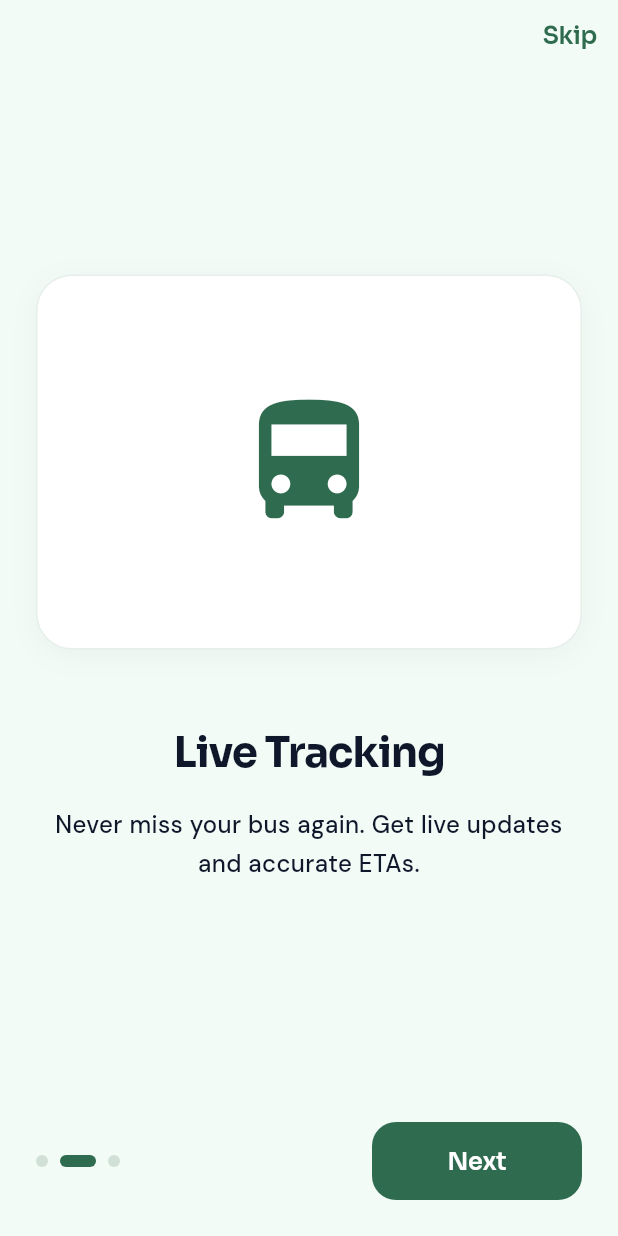
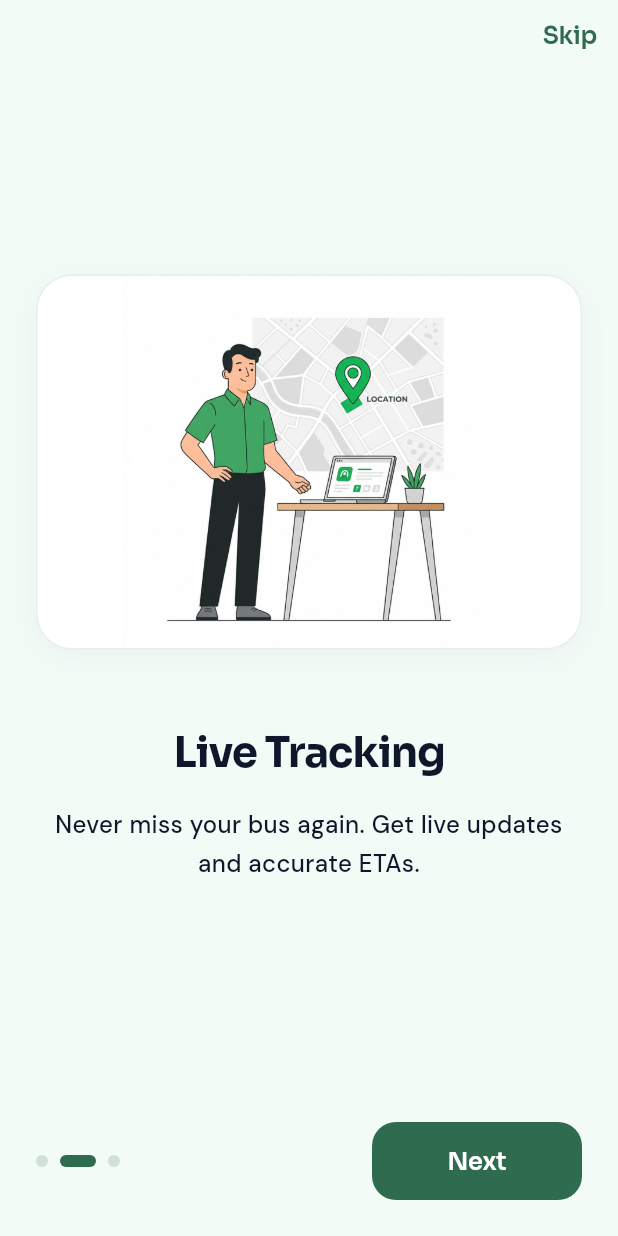
Before and after one commit to Sivasai2207/Halo-Bus, a Flutter app: the screen it shows after launch, swiped to page 2, on a phone screen of 412 x 824 dp. Run offline on Flutter 3.47's test engine with Material 3 defaults, Android fonts, the phone set to English and light mode, and no system bars; our stand-ins replace cloud_firestore, dio, firebase_auth, firebase_core, firebase_messaging, flutter_local_notifications and 8 more; missing offline and left inert: flutter_background_service, maplibre_gl; accounts and stored records are empty.

Commit message:
fix(mobile): restore onboarding, icons, and stable firebase config while keeping OTP features

```diff
--- a/mobile/lib/features/onboarding/screens/onboarding_screen.dart
+++ b/mobile/lib/features/onboarding/screens/onboarding_screen.dart
@@ -18,16 +18,19 @@ class _OnboardingScreenState extends State<OnboardingScreen> {
 
   final List<Map<String, String>> _onboardingData = [
     {
-      "title": "Welcome to Traco",
+      "title": "Welcome to HaloBus",
       "description": "The smartest way to track your college bus in real-time.",
+      "image": "assets/logo_themed.png",
     },
     {
       "title": "Live Tracking",
       "description": "Never miss your bus again. Get live updates and accurate ETAs.",
+      "image": "assets/onboarding_2.png",
     },
     {
       "title": "Stay Informed",
       "description": "Receive instant notifications for delays and route changes.",
+      "image": "assets/onboarding_3.png",
     },
   ];
 
@@ -79,7 +82,13 @@ class _OnboardingScreenState extends State<OnboardingScreen> {
                             border: Border.all(color: AppColors.borderSubtle),
                             boxShadow: [AppShadows.cardShadow],
                           ),
-                          child: Icon(Icons.directions_bus, size: 100, color: AppColors.primary),
+                          child: ClipRRect(
+                            borderRadius: BorderRadius.circular(24),
+                            child: Image.asset(
+                              _onboardingData[index]["image"]!,
+                              fit: BoxFit.contain,
+                            ),
+                          ),
                         ),
                         const SizedBox(height: 48),
                         Text(
```
Also changed, not shown: mobile/lib/firebase_options.dart.
